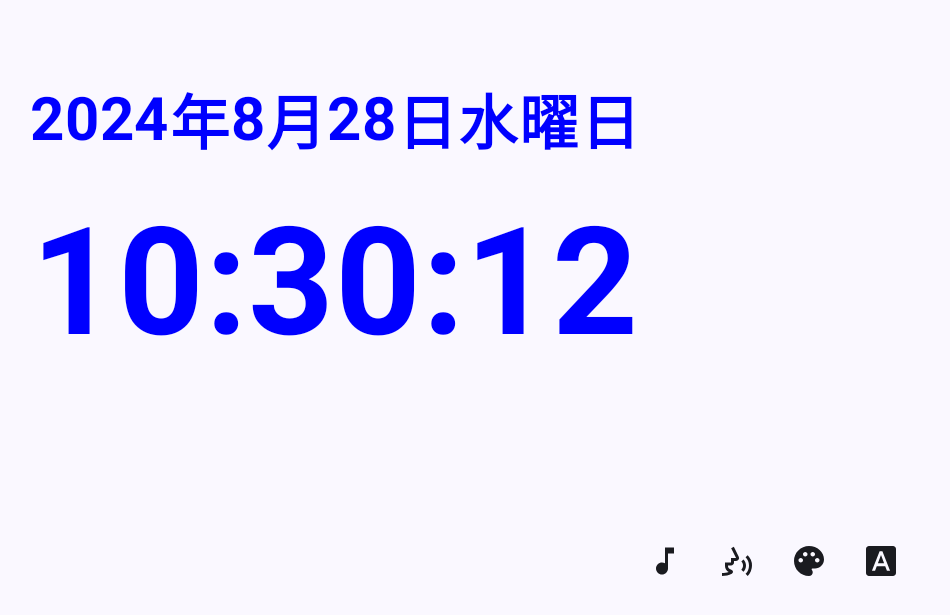
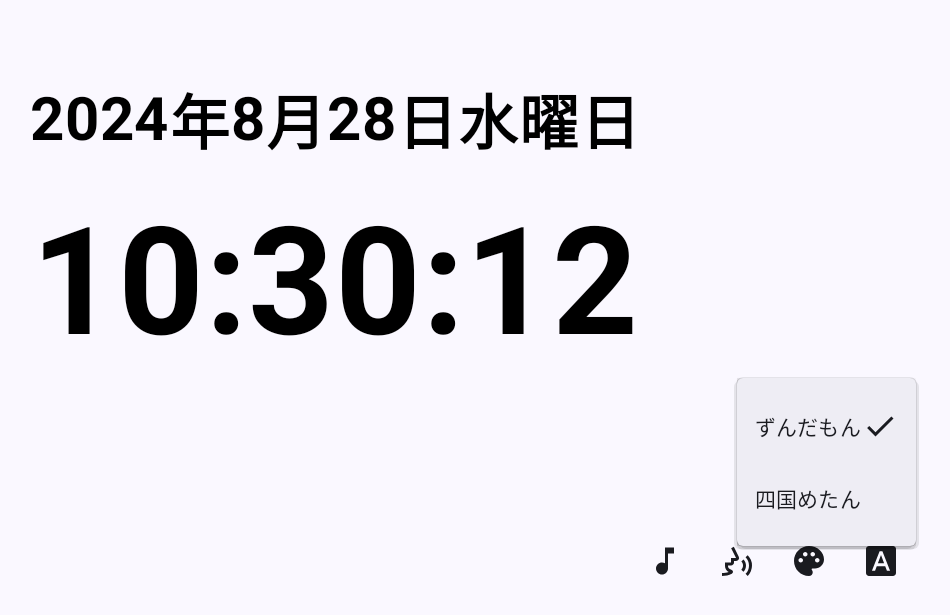
Before and after one commit to ryohamag/TimeSignalApp, an Android app built with Jetpack Compose: the screen it shows after launch (MainActivity), after a tap on "ナレーターの設定", on a phone screen of 824 x 412 dp (held sideways). Shown: the top 615 px of the screen, without its empty margins (283-1233 px from the left). Run offline under Robolectric (Android 15) with nearby library versions, the phone set to English and light mode, and no system bars; 1 other tap on this screen came first.

Commit message:
ナレーター設定メニュー実装

```diff
--- /dev/null
+++ b/app/src/main/java/com/websarva/wings/timesignalapp/Components/CharacterMenu.kt
@@ -0,0 +1,72 @@
+package com.websarva.wings.timesignalapp.Components
+
+import androidx.compose.foundation.layout.Box
+import androidx.compose.foundation.layout.Row
+import androidx.compose.foundation.layout.heightIn
+import androidx.compose.foundation.layout.wrapContentSize
+import androidx.compose.foundation.shape.RoundedCornerShape
+import androidx.compose.material.icons.Icons
+import androidx.compose.material.icons.filled.Check
+import androidx.compose.material3.DropdownMenu
+import androidx.compose.material3.DropdownMenuItem
+import androidx.compose.material3.Icon
+import androidx.compose.material3.Text
+import androidx.compose.runtime.Composable
+import androidx.compose.ui.Alignment
+import androidx.compose.ui.Modifier
+import androidx.compose.ui.draw.clip
+import androidx.compose.ui.unit.dp
+import com.websarva.wings.timesignalapp.ViewModels
+
+@Composable
+fun CharacterMenu(
+    viewModel: ViewModels
+) {
+    Box(
+        modifier = Modifier
+            .wrapContentSize(Alignment.TopStart)
+    ) {
+        DropdownMenu(
+            modifier = Modifier
+                // タップされた時の背景を円にする
+                .clip(RoundedCornerShape(16.dp))
+                .heightIn(max = 240.dp),
+            expanded = viewModel.characterMenuExpanded,
+            // メニューの外がタップされた時に閉じる
+            onDismissRequest = { viewModel.characterMenuExpanded = false }
+        ) {
+            DropdownMenuItem(
+                onClick = {
+                    viewModel.selectedCharacter = "zundamon"
+                    viewModel.clicksoundMenuExpanded = false
+                },
+                text = {
+                    Row(
+                        verticalAlignment = Alignment.CenterVertically
+                    ) {
+                        Text(text = "ずんだもん")
+                        if (viewModel.selectedCharacter == "zundamon") {
+                            Icon(Icons.Default.Check, contentDescription = null)
+                        }
+                    }
+                },
+            )
+            DropdownMenuItem(
+                onClick = {
+                    viewModel.selectedCharacter = "metan"
+                    viewModel.characterMenuExpanded = false
+                },
+                text = {
+                    Row(
+                        verticalAlignment = Alignment.CenterVertically
+                    ) {
+                        Text(text = "四国めたん")
+                        if (viewModel.selectedCharacter == "metan") {
+                            Icon(Icons.Default.Check, contentDescription = null)
+                        }
+                    }
+                },
+            )
+        }
+    }
+}
--- /dev/null
+++ b/app/src/main/java/com/websarva/wings/timesignalapp/Components/ColorMenu.kt
@@ -0,0 +1 @@
+package com.websarva.wings.timesignalapp.Components
--- a/app/src/main/java/com/websarva/wings/timesignalapp/Components/MainScreen.kt
+++ b/app/src/main/java/com/websarva/wings/timesignalapp/Components/MainScreen.kt
@@ -55,11 +55,14 @@ fun MainScreen(
                                 ClicksoundMenu(viewModel)
                             }
                         }
-                        IconButton(onClick = { /* do something */ }) {
+                        IconButton(onClick = { viewModel.characterMenuExpanded = true }) {
                             Icon(
                                 painter = painterResource(id = R.drawable.outline_voice_selection_24),
                                 contentDescription = "ナレーターの設定",
                             )
+                            if (viewModel.characterMenuExpanded) {
+                                CharacterMenu(viewModel)
+                            }
                         }
                         IconButton(onClick = { /* do something */ }) {
                             Icon(
--- a/app/src/main/java/com/websarva/wings/timesignalapp/Components/TimeDisplay.kt
+++ b/app/src/main/java/com/websarva/wings/timesignalapp/Components/TimeDisplay.kt
@@ -20,111 +20,6 @@ import com.websarva.wings.timesignalapp.R
 import com.websarva.wings.timesignalapp.ViewModels
 import kotlinx.coroutines.delay
 import java.util.Calendar
-
-//@Composable
-//fun TimeDisplay(context: Context, density: Density, viewModel: ViewModels) {
-//
-//    val audioAttributes = AudioAttributes.Builder()
-//        .setUsage(AudioAttributes.USAGE_ALARM)
-//        .setContentType(AudioAttributes.CONTENT_TYPE_MUSIC)
-//        .build()
-//
-//    val soundpool = SoundPool.Builder()
-//        .setAudioAttributes(audioAttributes)
-//        .setMaxStreams(4)
-//        .build()
-//
-//    LaunchedEffect(viewModel.selectedClickSound) {
-//        // クリック音のロード
-//        viewModel.clickSound = when (viewModel.selectedClickSound) {
-//        1 -> soundpool.load(context, R.raw.clicksound1, 1)
-//        2 -> soundpool.load(context, R.raw.clicksound2, 1)
-//        3 -> soundpool.load(context, R.raw.clicksound3, 1)
-//        4 -> soundpool.load(context, R.raw.clicksound4, 1)
-//        5 -> soundpool.load(context, R.raw.clicksound5, 1)
-//        6 -> soundpool.load(context, R.raw.clicksound6, 1)
-//        7 -> soundpool.load(context, R.raw.clicksound7, 1)
-//        8 -> soundpool.load(context, R.raw.clicksound8, 1)
-//        9 -> soundpool.load(context, R.raw.clicksound9, 1)
-//        10 -> soundpool.load(context, R.raw.clicksound10, 1)
-//        else -> soundpool.load(context, R.raw.clicksound1, 1)
-//        }
-//        Log.d("clicksound", "clickSound: ${viewModel.clickSound}")
-//        Log.d("selectedClicksound", "selectedClickSound: ${viewModel.selectedClickSound}")
-//    }
-//
-//    //3秒カウント
-//    val count3Sound = soundpool.load(context, R.raw.count3, 1)
-//
-//    //10秒カウント
-//    val count10s = soundpool.load(context, R.raw.count10s, 1)
-//
-//    val calendar = Calendar.getInstance()
-//    var hour by remember { mutableStateOf(calendar.get(Calendar.HOUR_OF_DAY).toString()) }
-//    var min by remember { mutableStateOf(calendar.get(Calendar.MINUTE).toString()) }
-//    var second by remember { mutableStateOf(calendar.get(Calendar.SECOND).toString()) }
-//
-//    LaunchedEffect(Unit) {
-//        while (true) {
-//            soundpool.play(viewModel.clickSound, 0.2f, 0.2f, 0, 0, 1.0f)
-//
-//            // 1秒ごとに実行する
-//            delay(1000)
-//
-//            val current = Calendar.getInstance()
-//            // 時間(hh)
-//            hour = zeroFillFormat(current.get(Calendar.HOUR_OF_DAY).toString())
-//            // 時間(mm)
-//            min = zeroFillFormat(current.get(Calendar.MINUTE).toString())
-//            // 時間(ss)
-//            second = zeroFillFormat(current.get(Calendar.SECOND).toString())
-//
-//            // 10秒ごとにreadTimeを呼び出す
-//            if (current.get(Calendar.SECOND) % 10 == 1) {
-//                readTime(
-//                    context,
-//                    current.get(Calendar.AM_PM),
-//                    current.get(Calendar.HOUR),
-//                    current.get(Calendar.MINUTE),
-//                    current.get(Calendar.SECOND),
-//                    soundpool
-//                )
-//            }
-//
-//            //10秒ごとのカウント
-//            if (current.get(Calendar.SECOND) == 10 || current.get(Calendar.SECOND) == 20 || current.get(Calendar.SECOND) == 40 || current.get(Calendar.SECOND) == 50) {
-//                soundpool.play(count10s, 0.2f, 0.2f, 0, 0, 1.0f)
-//            }
-//
-//            //30,60秒前のカウント
-//            if (current.get(Calendar.SECOND) == 26 || current.get(Calendar.SECOND) == 56) {
-//                soundpool.play(count3Sound, 0.2f, 0.2f, 0, 0, 1.0f)
-//            }
-//        }
-//    }
-//
-//    // レイアウト
-//    Row(
-//        verticalAlignment = Alignment.CenterVertically,
-//        horizontalArrangement = Arrangement.Center
-//    ) {
-//        TextDisplay(text = hour, fontSize = 100, density = density)
-//        TextDisplay(text = ":", fontSize = 100, density = density)
-//        TextDisplay(text = min, fontSize = 100, density = density)
-//        TextDisplay(text = ":", fontSize = 100, density = density)
-//        TextDisplay(text = second, fontSize = 100, density = density)
-//    }
-//
-//}
-//
-///**
-// * １桁だった場合頭に0を追加する
-// *
-// * @param time 時間
-// */
-//private fun zeroFillFormat(time: String): String {
-//    return time.padStart(2, '0')
-//}
 
 @Composable
 fun TimeDisplay(context: Context, density: Density, viewModel: ViewModels) {
@@ -206,7 +101,8 @@ fun TimeDisplay(context: Context, density: Density, viewModel: ViewModels) {
                     current.get(Calendar.HOUR),
                     current.get(Calendar.MINUTE),
                     current.get(Calendar.SECOND),
-                    soundpool
+                    soundpool,
+                    viewModel
                 )
             }
 
--- a/app/src/main/java/com/websarva/wings/timesignalapp/Functions/PlaySound.kt
+++ b/app/src/main/java/com/websarva/wings/timesignalapp/Functions/PlaySound.kt
@@ -7,6 +7,7 @@ import android.os.Handler
 import android.os.Looper
 import android.util.Log
 import com.websarva.wings.timesignalapp.R
+import com.websarva.wings.timesignalapp.ViewModels
 
 fun readTime(
     context: Context,
@@ -14,56 +15,62 @@ fun readTime(
     hour: Int,
     min: Int,
     second: Int,
-    soundPool: SoundPool
+    soundPool: SoundPool,
+    viewModel: ViewModels
 ) {
-//    val soundIdsToLoad = listOf(
-//        if (am_pm == 0) R.raw.zunda_am else R.raw.zunda_pm,
-//        when (hour) {
-//            0 -> R.raw.zunda_0h
-//            1 -> R.raw.zunda_1h
-//            2 -> R.raw.zunda_2h
-//            3 -> R.raw.zunda_3h
-//            4 -> R.raw.zunda_4h
-//            5 -> R.raw.zunda_5h
-//            6 -> R.raw.zunda_6h
-//            7 -> R.raw.zunda_7h
-//            8 -> R.raw.zunda_8h
-//            9 -> R.raw.zunda_9h
-//            10 -> R.raw.zunda_10h
-//            11 -> R.raw.zunda_11h
-//            12 -> R.raw.zunda_12h
-//            else -> throw IllegalArgumentException("Invalid hour: $hour")
-//        },
-//        arrayOf(
-//            R.raw.zunda_0m, R.raw.zunda_1m, R.raw.zunda_2m, R.raw.zunda_3m,
-//            R.raw.zunda_4m, R.raw.zunda_5m, R.raw.zunda_6m, R.raw.zunda_7m,
-//            R.raw.zunda_8m, R.raw.zunda_9m, R.raw.zunda_10m, R.raw.zunda_11m,
-//            R.raw.zunda_12m, R.raw.zunda_13m, R.raw.zunda_14m, R.raw.zunda_15m,
-//            R.raw.zunda_16m, R.raw.zunda_17m, R.raw.zunda_18m, R.raw.zunda_19m,
-//            R.raw.zunda_20m, R.raw.zunda_21m, R.raw.zunda_22m, R.raw.zunda_23m,
-//            R.raw.zunda_24m, R.raw.zunda_25m, R.raw.zunda_26m, R.raw.zunda_27m,
-//            R.raw.zunda_28m, R.raw.zunda_29m, R.raw.zunda_30m, R.raw.zunda_31m,
-//            R.raw.zunda_32m, R.raw.zunda_33m, R.raw.zunda_34m, R.raw.zunda_35m,
-//            R.raw.zunda_36m, R.raw.zunda_37m, R.raw.zunda_38m, R.raw.zunda_39m,
-//            R.raw.zunda_40m, R.raw.zunda_41m, R.raw.zunda_42m, R.raw.zunda_43m,
-//            R.raw.zunda_44m, R.raw.zunda_45m, R.raw.zunda_46m, R.raw.zunda_47m,
-//            R.raw.zunda_48m, R.raw.zunda_49m, R.raw.zunda_50m, R.raw.zunda_51m,
-//            R.raw.zunda_52m, R.raw.zunda_53m, R.raw.zunda_54m, R.raw.zunda_55m,
-//            R.raw.zunda_56m, R.raw.zunda_57m, R.raw.zunda_58m, R.raw.zunda_59m
-//        )[min],
-//        when (second) {
-//            in 0..9 -> R.raw.zunda_10s
-//            in 10..19 -> R.raw.zunda_20s
-//            in 20..29 -> R.raw.zunda_30s
-//            in 30..39 -> R.raw.zunda_40s
-//            in 40..49 -> R.raw.zunda_50s
-//            in 50..59 -> R.raw.zunda_0s
-//            else -> throw IllegalArgumentException("Invalid second: $second")
-//        },
-//        R.raw.zunda_inform
-//    )
+    val soundIdsToLoad: List<Int>
 
-    val soundIdsToLoad = listOf(
+    Log.d("selectedCharacter", "selectedCharacter: ${viewModel.selectedCharacter}")
+
+    if (viewModel.selectedCharacter == "zundamon") {
+        soundIdsToLoad = listOf(
+            if (am_pm == 0) R.raw.zunda_am else R.raw.zunda_pm,
+            when (hour) {
+                0 -> R.raw.zunda_0h
+                1 -> R.raw.zunda_1h
+                2 -> R.raw.zunda_2h
+                3 -> R.raw.zunda_3h
+                4 -> R.raw.zunda_4h
+                5 -> R.raw.zunda_5h
+                6 -> R.raw.zunda_6h
+                7 -> R.raw.zunda_7h
+                8 -> R.raw.zunda_8h
+                9 -> R.raw.zunda_9h
+                10 -> R.raw.zunda_10h
+                11 -> R.raw.zunda_11h
+                12 -> R.raw.zunda_12h
+                else -> throw IllegalArgumentException("Invalid hour: $hour")
+            },
+            arrayOf(
+                R.raw.zunda_0m, R.raw.zunda_1m, R.raw.zunda_2m, R.raw.zunda_3m,
+                R.raw.zunda_4m, R.raw.zunda_5m, R.raw.zunda_6m, R.raw.zunda_7m,
+                R.raw.zunda_8m, R.raw.zunda_9m, R.raw.zunda_10m, R.raw.zunda_11m,
+                R.raw.zunda_12m, R.raw.zunda_13m, R.raw.zunda_14m, R.raw.zunda_15m,
+                R.raw.zunda_16m, R.raw.zunda_17m, R.raw.zunda_18m, R.raw.zunda_19m,
+                R.raw.zunda_20m, R.raw.zunda_21m, R.raw.zunda_22m, R.raw.zunda_23m,
+                R.raw.zunda_24m, R.raw.zunda_25m, R.raw.zunda_26m, R.raw.zunda_27m,
+                R.raw.zunda_28m, R.raw.zunda_29m, R.raw.zunda_30m, R.raw.zunda_31m,
+                R.raw.zunda_32m, R.raw.zunda_33m, R.raw.zunda_34m, R.raw.zunda_35m,
+                R.raw.zunda_36m, R.raw.zunda_37m, R.raw.zunda_38m, R.raw.zunda_39m,
+                R.raw.zunda_40m, R.raw.zunda_41m, R.raw.zunda_42m, R.raw.zunda_43m,
+                R.raw.zunda_44m, R.raw.zunda_45m, R.raw.zunda_46m, R.raw.zunda_47m,
+                R.raw.zunda_48m, R.raw.zunda_49m, R.raw.zunda_50m, R.raw.zunda_51m,
+                R.raw.zunda_52m, R.raw.zunda_53m, R.raw.zunda_54m, R.raw.zunda_55m,
+                R.raw.zunda_56m, R.raw.zunda_57m, R.raw.zunda_58m, R.raw.zunda_59m
+            )[min],
+            when (second) {
+                in 0..9 -> R.raw.zunda_10s
+                in 10..19 -> R.raw.zunda_20s
+                in 20..29 -> R.raw.zunda_30s
+                in 30..39 -> R.raw.zunda_40s
+                in 40..49 -> R.raw.zunda_50s
+                in 50..59 -> R.raw.zunda_0s
+                else -> throw IllegalArgumentException("Invalid second: $second")
+            },
+            R.raw.zunda_inform
+        )
+    } else if (viewModel.selectedCharacter == "metan") {
+        soundIdsToLoad = listOf(
             if (am_pm == 0) R.raw.metan_am else R.raw.metan_pm,
             when (hour) {
                 0 -> R.raw.metan_0h
@@ -109,6 +116,54 @@ fun readTime(
             },
             R.raw.metan_inform
         )
+    } else {
+        soundIdsToLoad = listOf(
+            if (am_pm == 0) R.raw.zunda_am else R.raw.zunda_pm,
+            when (hour) {
+                0 -> R.raw.zunda_0h
+                1 -> R.raw.zunda_1h
+                2 -> R.raw.zunda_2h
+                3 -> R.raw.zunda_3h
+                4 -> R.raw.zunda_4h
+                5 -> R.raw.zunda_5h
+                6 -> R.raw.zunda_6h
+                7 -> R.raw.zunda_7h
+                8 -> R.raw.zunda_8h
+                9 -> R.raw.zunda_9h
+                10 -> R.raw.zunda_10h
+                11 -> R.raw.zunda_11h
+                12 -> R.raw.zunda_12h
+                else -> throw IllegalArgumentException("Invalid hour: $hour")
+            },
+            arrayOf(
+                R.raw.zunda_0m, R.raw.zunda_1m, R.raw.zunda_2m, R.raw.zunda_3m,
+                R.raw.zunda_4m, R.raw.zunda_5m, R.raw.zunda_6m, R.raw.zunda_7m,
+                R.raw.zunda_8m, R.raw.zunda_9m, R.raw.zunda_10m, R.raw.zunda_11m,
+                R.raw.zunda_12m, R.raw.zunda_13m, R.raw.zunda_14m, R.raw.zunda_15m,
+                R.raw.zunda_16m, R.raw.zunda_17m, R.raw.zunda_18m, R.raw.zunda_19m,
+                R.raw.zunda_20m, R.raw.zunda_21m, R.raw.zunda_22m, R.raw.zunda_23m,
+                R.raw.zunda_24m, R.raw.zunda_25m, R.raw.zunda_26m, R.raw.zunda_27m,
+                R.raw.zunda_28m, R.raw.zunda_29m, R.raw.zunda_30m, R.raw.zunda_31m,
+                R.raw.zunda_32m, R.raw.zunda_33m, R.raw.zunda_34m, R.raw.zunda_35m,
+                R.raw.zunda_36m, R.raw.zunda_37m, R.raw.zunda_38m, R.raw.zunda_39m,
+                R.raw.zunda_40m, R.raw.zunda_41m, R.raw.zunda_42m, R.raw.zunda_43m,
+                R.raw.zunda_44m, R.raw.zunda_45m, R.raw.zunda_46m, R.raw.zunda_47m,
+                R.raw.zunda_48m, R.raw.zunda_49m, R.raw.zunda_50m, R.raw.zunda_51m,
+                R.raw.zunda_52m, R.raw.zunda_53m, R.raw.zunda_54m, R.raw.zunda_55m,
+                R.raw.zunda_56m, R.raw.zunda_57m, R.raw.zunda_58m, R.raw.zunda_59m
+            )[min],
+            when (second) {
+                in 0..9 -> R.raw.zunda_10s
+                in 10..19 -> R.raw.zunda_20s
+                in 20..29 -> R.raw.zunda_30s
+                in 30..39 -> R.raw.zunda_40s
+                in 40..49 -> R.raw.zunda_50s
+                in 50..59 -> R.raw.zunda_0s
+                else -> throw IllegalArgumentException("Invalid second: $second")
+            },
+            R.raw.zunda_inform
+        )
+    }
 
     val soundIds = mutableListOf<Int>()
     val soundDurations = mutableListOf<Int>()
--- a/app/src/main/java/com/websarva/wings/timesignalapp/Functions/TextDisplay.kt
+++ b/app/src/main/java/com/websarva/wings/timesignalapp/Functions/TextDisplay.kt
@@ -13,6 +13,6 @@ fun TextDisplay(text: String, fontSize: Int, density: Density) {
         text = text,
         fontSize = with(density) { fontSize.dp.toSp() },
         fontWeight = FontWeight.Bold,
-        color = Color.Blue
+        color = Color.Black
     )
 }
--- a/app/src/main/java/com/websarva/wings/timesignalapp/ViewModels.kt
+++ b/app/src/main/java/com/websarva/wings/timesignalapp/ViewModels.kt
@@ -11,5 +11,8 @@ class ViewModels : ViewModel(){
     var selectedClickSound by mutableIntStateOf(1) //選択されたクリック音の番号
     var clickSound by mutableIntStateOf(1) //クリック音の設定
 
+    var selectedCharacter by mutableStateOf("zundamon") //選択されたキャラクターの名前
+
     var clicksoundMenuExpanded by mutableStateOf(false) //クリック音設定メニュー開閉の制御
+    var characterMenuExpanded by mutableStateOf(false) //キャラクター設定メニュー開閉の制御
 }
```
Also changed, not shown: app/src/main/java/com/websarva/wings/timesignalapp/Components/ClicksoundMenu.kt (renamed from app/src/main/java/com/websarva/wings/timesignalapp/Components/clicksoundMenu.kt). Lines whose indentation alone changed are shown as unchanged.
